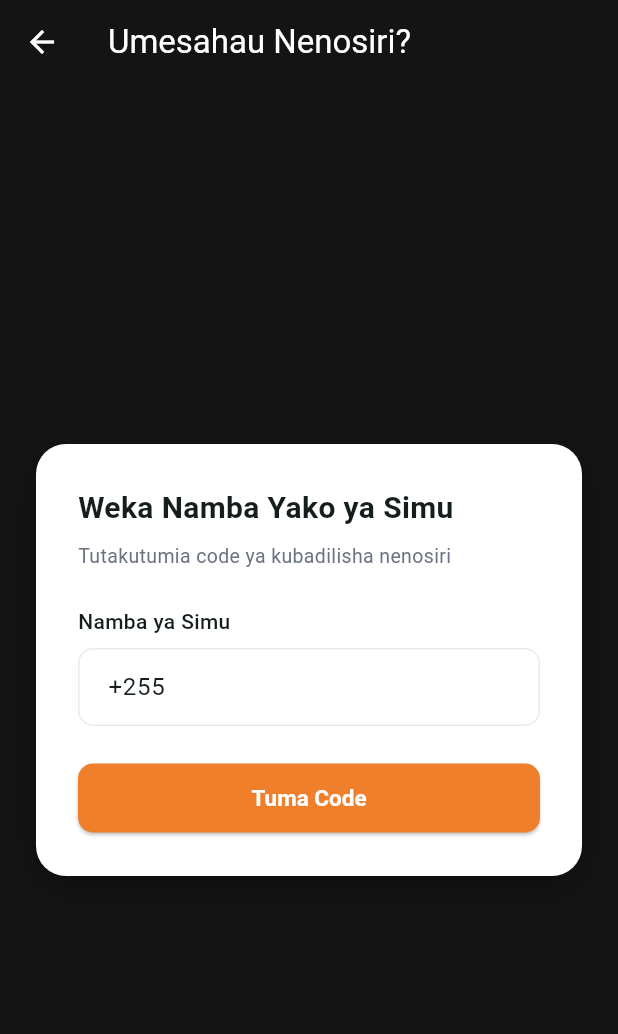
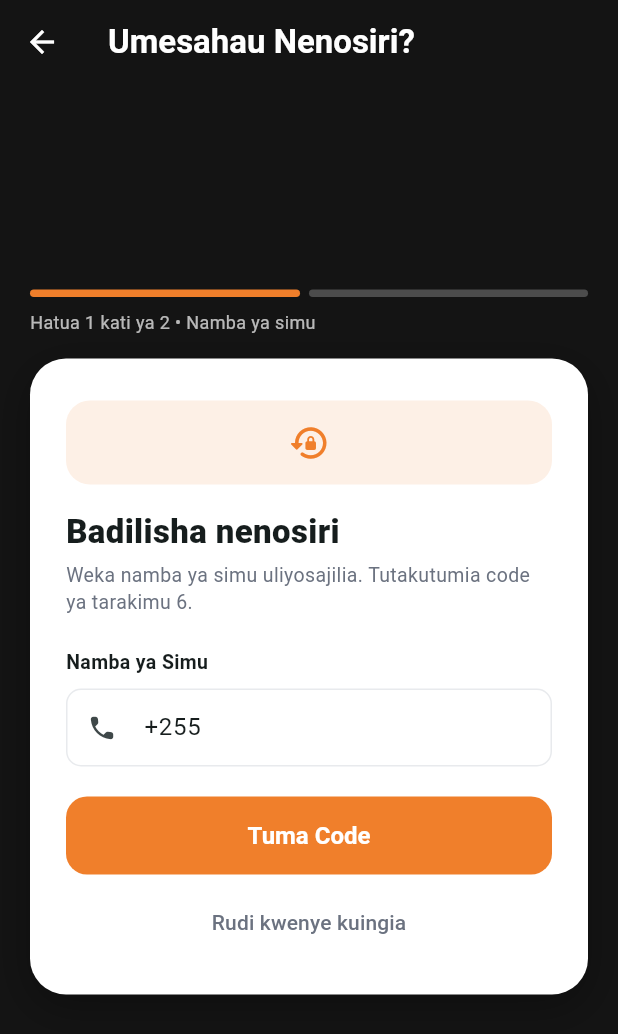
Before and after one commit to acmhubtz/DesignBora, a Flutter app: the screen it shows after launch, after a tap on "Umesahau Nenosiri?", on a phone screen of 412 x 824 dp. Shown: the top 1034 px of the screen. Run offline on Flutter 3.47's test engine with Material 3 defaults, Android fonts, the light colour scheme and no system bars; our stand-ins replace dio, file_picker, firebase_core, firebase_messaging, flutter_local_notifications, flutter_secure_storage and 2 more; missing offline and left inert: stomp_dart_client; accounts and stored records are empty.

Commit message:
Umesahau Nenosiri: muundo mpya + ulinzi wa majaribio na maombi ya code

```diff
--- a/mobile_app/lib/features/auth/forgot_password_screen.dart
+++ b/mobile_app/lib/features/auth/forgot_password_screen.dart
@@ -1,4 +1,7 @@
+import 'dart:async';
+
 import 'package:flutter/material.dart';
+import 'package:flutter/services.dart';
 
 import '../../core/api/api_client.dart';
 import '../../core/theme/app_colors.dart';
@@ -11,35 +14,56 @@ class ForgotPasswordScreen extends StatefulWidget {
 }
 
 class _ForgotPasswordScreenState extends State<ForgotPasswordScreen> {
+  static const _resendSeconds = 60;
+
   final ApiClient _apiClient = ApiClient();
-
   final _phoneController = TextEditingController(text: '+255');
   final _codeController = TextEditingController();
-  final _newPasswordController = TextEditingController();
+  final _passwordController = TextEditingController();
+  final _confirmController = TextEditingController();
 
   bool _codeRequested = false;
   bool _loading = false;
-  bool _obscurePassword = true;
-  String? _errorMessage;
+  bool _obscure = true;
+  String? _error;
+  int _secondsLeft = 0;
+  Timer? _timer;
 
   @override
   void dispose() {
+    _timer?.cancel();
     _phoneController.dispose();
     _codeController.dispose();
-    _newPasswordController.dispose();
+    _passwordController.dispose();
+    _confirmController.dispose();
     super.dispose();
   }
 
+  void _startCountdown() {
+    _timer?.cancel();
+    setState(() => _secondsLeft = _resendSeconds);
+    _timer = Timer.periodic(const Duration(seconds: 1), (timer) {
+      if (!mounted) return;
+      if (_secondsLeft <= 1) {
+        timer.cancel();
+        setState(() => _secondsLeft = 0);
+      } else {
+        setState(() => _secondsLeft--);
+      }
+    });
+  }
+
   Future<void> _requestCode() async {
+    FocusScope.of(context).unfocus();
     final phone = _phoneController.text.trim();
     if (phone.length < 10) {
-      setState(() => _errorMessage = 'Weka namba sahihi ya simu');
+      setState(() => _error = 'Weka namba sahihi ya simu');
       return;
     }
 
     setState(() {
       _loading = true;
-      _errorMessage = null;
+      _error = null;
     });
 
     try {
@@ -47,21 +71,21 @@ class _ForgotPasswordScreenState extends State<ForgotPasswordScreen> {
         '/auth/forgot-password',
         data: {'phone': phone},
       );
-
       if (!mounted) return;
 
       final devCode = response.data['data']?['devCode'];
-
       setState(() {
         _codeRequested = true;
         _loading = false;
+        _codeController.clear();
       });
+      _startCountdown();
 
-      if (devCode != null && mounted) {
+      if (devCode != null) {
         ScaffoldMessenger.of(context).showSnackBar(
           SnackBar(
             content: Text('(Majaribio) Code yako ni: $devCode'),
-            duration: const Duration(seconds: 8),
+            duration: const Duration(seconds: 10),
           ),
         );
       }
@@ -69,24 +93,29 @@ class _ForgotPasswordScreenState extends State<ForgotPasswordScreen> {
       if (!mounted) return;
       setState(() {
         _loading = false;
-        _errorMessage = _extractError(e);
+        _error = _extractError(e);
       });
     }
   }
 
   Future<void> _resetPassword() async {
-    if (_codeController.text.trim().isEmpty) {
-      setState(() => _errorMessage = 'Weka code uliyopokea');
+    FocusScope.of(context).unfocus();
+    if (_codeController.text.trim().length != 6) {
+      setState(() => _error = 'Weka code ya tarakimu 6 uliyopokea');
       return;
     }
-    if (_newPasswordController.text.length < 6) {
-      setState(() => _errorMessage = 'Nenosiri jipya liwe angalau herufi 6');
+    if (_passwordController.text.length < 6) {
+      setState(() => _error = 'Nenosiri jipya liwe angalau herufi 6');
+      return;
+    }
+    if (_passwordController.text != _confirmController.text) {
+      setState(() => _error = 'Manenosiri hayafanani');
       return;
     }
 
     setState(() {
       _loading = true;
-      _errorMessage = null;
+      _error = null;
     });
 
     try {
@@ -95,18 +124,16 @@ class _ForgotPasswordScreenState extends State<ForgotPasswordScreen> {
         data: {
           'phone': _phoneController.text.trim(),
           'code': _codeController.text.trim(),
-          'newPassword': _newPasswordController.text,
+          'newPassword': _passwordController.text,
         },
       );
-
       if (!mounted) return;
-      setState(() => _loading = false);
-
       ScaffoldMessenger.of(context).showSnackBar(
         const SnackBar(
           content: Text(
-            'Nenosiri limebadilishwa! Sasa ingia na nenosiri jipya.',
+            'Nenosiri limebadilishwa! Sasa ingia kwa nenosiri jipya.',
           ),
+          backgroundColor: AppColors.statusCompleted,
         ),
       );
       Navigator.pop(context);
@@ -114,7 +141,7 @@ class _ForgotPasswordScreenState extends State<ForgotPasswordScreen> {
       if (!mounted) return;
       setState(() {
         _loading = false;
-        _errorMessage = _extractError(e);
+        _error = _extractError(e);
       });
     }
   }
@@ -126,7 +153,7 @@ class _ForgotPasswordScreenState extends State<ForgotPasswordScreen> {
         return data['message'].toString();
       }
     } catch (_) {}
-    return 'Hitilafu imetokea. Jaribu tena.';
+    return 'Hitilafu imetokea. Angalia mtandao na ujaribu tena.';
   }
 
   @override
@@ -139,20 +166,24 @@ class _ForgotPasswordScreenState extends State<ForgotPasswordScreen> {
         iconTheme: const IconThemeData(color: Colors.white),
         title: const Text(
           'Umesahau Nenosiri?',
-          style: TextStyle(color: Colors.white),
+          style: TextStyle(color: Colors.white, fontWeight: FontWeight.w700),
         ),
       ),
       body: SafeArea(
         child: Center(
           child: SingleChildScrollView(
-            padding: const EdgeInsets.all(24),
+            padding: const EdgeInsets.fromLTRB(20, 8, 20, 32),
             child: ConstrainedBox(
               constraints: const BoxConstraints(maxWidth: 420),
-              child: Container(
-                padding: const EdgeInsets.all(28),
+              child: Column(
+                children: [
+                  _StepIndicator(step: _codeRequested ? 2 : 1),
+                  const SizedBox(height: 16),
+                  Container(
+                    padding: const EdgeInsets.fromLTRB(24, 28, 24, 24),
                     decoration: BoxDecoration(
                       color: AppColors.authCard,
-                  borderRadius: BorderRadius.circular(20),
+                      borderRadius: BorderRadius.circular(24),
                       boxShadow: [
                         BoxShadow(
                           color: Colors.black.withValues(alpha: 0.3),
@@ -161,125 +192,17 @@ class _ForgotPasswordScreenState extends State<ForgotPasswordScreen> {
                         ),
                       ],
                     ),
-                child: Column(
-                  crossAxisAlignment: CrossAxisAlignment.stretch,
-                  children: [
-                    Text(
-                      _codeRequested
-                          ? 'Weka Code na Nenosiri Jipya'
-                          : 'Weka Namba Yako ya Simu',
-                      style: const TextStyle(
-                        fontSize: 20,
-                        fontWeight: FontWeight.bold,
-                      ),
-                    ),
-                    const SizedBox(height: 8),
-                    Text(
-                      _codeRequested
-                          ? 'Tumekutumia code kwa SMS (au angalia arifa hapo juu kwa majaribio)'
-                          : 'Tutakutumia code ya kubadilisha nenosiri',
-                      style: const TextStyle(
-                        color: AppColors.textSecondary,
-                        fontSize: 13,
-                      ),
-                    ),
-                    const SizedBox(height: 24),
-
-                    const Text(
-                      'Namba ya Simu',
-                      style: TextStyle(fontWeight: FontWeight.w500),
-                    ),
-                    const SizedBox(height: 8),
-                    TextField(
-                      controller: _phoneController,
-                      keyboardType: TextInputType.phone,
-                      enabled: !_codeRequested,
-                      decoration: const InputDecoration(
-                        hintText: '+255 712 345 678',
-                      ),
-                    ),
-
-                    if (_codeRequested) ...[
-                      const SizedBox(height: 16),
-                      const Text(
-                        'Code',
-                        style: TextStyle(fontWeight: FontWeight.w500),
-                      ),
-                      const SizedBox(height: 8),
-                      TextField(
-                        controller: _codeController,
-                        keyboardType: TextInputType.number,
-                        decoration: const InputDecoration(hintText: '123456'),
-                      ),
-                      const SizedBox(height: 16),
-                      const Text(
-                        'Nenosiri Jipya',
-                        style: TextStyle(fontWeight: FontWeight.w500),
-                      ),
-                      const SizedBox(height: 8),
-                      TextField(
-                        controller: _newPasswordController,
-                        obscureText: _obscurePassword,
-                        decoration: InputDecoration(
-                          hintText: '••••••••',
-                          suffixIcon: IconButton(
-                            icon: Icon(
-                              _obscurePassword
-                                  ? Icons.visibility_off_outlined
-                                  : Icons.visibility_outlined,
-                            ),
-                            onPressed: () => setState(
-                              () => _obscurePassword = !_obscurePassword,
-                            ),
+                    child: AnimatedSwitcher(
+                      duration: const Duration(milliseconds: 250),
+                      child: KeyedSubtree(
+                        key: ValueKey(_codeRequested),
+                        child: _codeRequested
+                            ? _buildResetStep()
+                            : _buildPhoneStep(),
                       ),
                     ),
                   ),
                 ],
-
-                    if (_errorMessage != null) ...[
-                      const SizedBox(height: 12),
-                      Text(
-                        _errorMessage!,
-                        style: const TextStyle(color: Colors.red, fontSize: 13),
-                      ),
-                    ],
-
-                    const SizedBox(height: 24),
-                    ElevatedButton(
-                      onPressed: _loading
-                          ? null
-                          : (_codeRequested ? _resetPassword : _requestCode),
-                      child: _loading
-                          ? const SizedBox(
-                              height: 20,
-                              width: 20,
-                              child: CircularProgressIndicator(
-                                strokeWidth: 2,
-                                color: Colors.white,
-                              ),
-                            )
-                          : Text(
-                              _codeRequested
-                                  ? 'Badilisha Nenosiri'
-                                  : 'Tuma Code',
-                            ),
-                    ),
-
-                    if (_codeRequested) ...[
-                      const SizedBox(height: 12),
-                      TextButton(
-                        onPressed: _loading
-                            ? null
-                            : () => setState(() {
-                                _codeRequested = false;
-                                _codeController.clear();
-                                _errorMessage = null;
-                              }),
-                        child: const Text('Badilisha namba ya simu'),
-                      ),
-                    ],
-                  ],
-                ),
               ),
             ),
           ),
@@ -287,4 +210,307 @@ class _ForgotPasswordScreenState extends State<ForgotPasswordScreen> {
       ),
     );
   }
+
+  Widget _buildPhoneStep() {
+    return Column(
+      crossAxisAlignment: CrossAxisAlignment.stretch,
+      children: [
+        Container(
+          width: 56,
+          height: 56,
+          alignment: Alignment.center,
+          decoration: BoxDecoration(
+            color: AppColors.accent.withValues(alpha: 0.12),
+            borderRadius: BorderRadius.circular(16),
+          ),
+          child: const Icon(
+            Icons.lock_reset_rounded,
+            color: AppColors.accent,
+            size: 28,
+          ),
+        ),
+        const SizedBox(height: 16),
+        const Text(
+          'Badilisha nenosiri',
+          style: TextStyle(fontSize: 22, fontWeight: FontWeight.w800),
+        ),
+        const SizedBox(height: 4),
+        const Text(
+          'Weka namba ya simu uliyosajilia. Tutakutumia code ya tarakimu 6.',
+          style: TextStyle(
+            fontSize: 13,
+            color: AppColors.textSecondary,
+            height: 1.4,
+          ),
+        ),
+        const SizedBox(height: 22),
+        const _Label('Namba ya Simu'),
+        TextField(
+          controller: _phoneController,
+          keyboardType: TextInputType.phone,
+          enabled: !_loading,
+          onSubmitted: (_) => _requestCode(),
+          decoration: const InputDecoration(
+            hintText: '+255 712 345 678',
+            prefixIcon: Icon(Icons.phone_rounded, size: 20),
+          ),
+        ),
+        _buildError(),
+        const SizedBox(height: 20),
+        _PrimaryButton(
+          label: 'Tuma Code',
+          loading: _loading,
+          onPressed: _requestCode,
+        ),
+        const SizedBox(height: 8),
+        TextButton(
+          onPressed: _loading ? null : () => Navigator.pop(context),
+          child: const Text(
+            'Rudi kwenye kuingia',
+            style: TextStyle(color: AppColors.textSecondary),
+          ),
+        ),
+      ],
+    );
   }
+
+  Widget _buildResetStep() {
+    return Column(
+      crossAxisAlignment: CrossAxisAlignment.stretch,
+      children: [
+        const Text(
+          'Weka code na nenosiri jipya',
+          style: TextStyle(fontSize: 20, fontWeight: FontWeight.w800),
+        ),
+        const SizedBox(height: 4),
+        Text(
+          'Tumetuma code kwenda ${_phoneController.text.trim()}',
+          style: const TextStyle(fontSize: 13, color: AppColors.textSecondary),
+        ),
+        const SizedBox(height: 20),
+        TextField(
+          controller: _codeController,
+          enabled: !_loading,
+          autofocus: true,
+          keyboardType: TextInputType.number,
+          textAlign: TextAlign.center,
+          maxLength: 6,
+          inputFormatters: [FilteringTextInputFormatter.digitsOnly],
+          style: const TextStyle(
+            fontSize: 26,
+            fontWeight: FontWeight.w800,
+            letterSpacing: 10,
+          ),
+          decoration: const InputDecoration(
+            hintText: '000000',
+            counterText: '',
+          ),
+        ),
+        const SizedBox(height: 4),
+        Align(
+          alignment: Alignment.center,
+          child: _secondsLeft > 0
+              ? Text(
+                  'Tuma code tena baada ya sekunde $_secondsLeft',
+                  style: const TextStyle(
+                    fontSize: 12,
+                    color: AppColors.textMuted,
+                  ),
+                )
+              : TextButton(
+                  onPressed: _loading ? null : _requestCode,
+                  child: const Text(
+                    'Tuma code tena',
+                    style: TextStyle(fontWeight: FontWeight.w700),
+                  ),
+                ),
+        ),
+        const SizedBox(height: 12),
+        const _Label('Nenosiri Jipya'),
+        TextField(
+          controller: _passwordController,
+          enabled: !_loading,
+          obscureText: _obscure,
+          decoration: InputDecoration(
+            hintText: 'Angalau herufi 6',
+            prefixIcon: const Icon(Icons.lock_rounded, size: 20),
+            suffixIcon: IconButton(
+              icon: Icon(
+                _obscure
+                    ? Icons.visibility_off_outlined
+                    : Icons.visibility_outlined,
+              ),
+              onPressed: () => setState(() => _obscure = !_obscure),
+            ),
+          ),
+        ),
+        const SizedBox(height: 14),
+        const _Label('Rudia Nenosiri Jipya'),
+        TextField(
+          controller: _confirmController,
+          enabled: !_loading,
+          obscureText: _obscure,
+          onSubmitted: (_) => _resetPassword(),
+          decoration: const InputDecoration(
+            prefixIcon: Icon(Icons.lock_outline_rounded, size: 20),
+          ),
+        ),
+        _buildError(),
+        const SizedBox(height: 20),
+        _PrimaryButton(
+          label: 'Badilisha Nenosiri',
+          loading: _loading,
+          onPressed: _resetPassword,
+        ),
+        const SizedBox(height: 8),
+        TextButton(
+          onPressed: _loading
+              ? null
+              : () {
+                  _timer?.cancel();
+                  setState(() {
+                    _codeRequested = false;
+                    _secondsLeft = 0;
+                    _error = null;
+                    _codeController.clear();
+                  });
+                },
+          child: const Text(
+            'Badilisha namba ya simu',
+            style: TextStyle(color: AppColors.textSecondary),
+          ),
+        ),
+      ],
+    );
+  }
+
+  Widget _buildError() {
+    if (_error == null) return const SizedBox.shrink();
+    return Padding(
+      padding: const EdgeInsets.only(top: 14),
+      child: Container(
+        padding: const EdgeInsets.all(12),
+        decoration: BoxDecoration(
+          color: Colors.red.withValues(alpha: 0.08),
+          borderRadius: BorderRadius.circular(12),
+        ),
+        child: Row(
+          children: [
+            const Icon(
+              Icons.error_outline_rounded,
+              color: Colors.red,
+              size: 18,
+            ),
+            const SizedBox(width: 8),
+            Expanded(
+              child: Text(
+                _error!,
+                style: const TextStyle(color: Colors.red, fontSize: 13),
+              ),
+            ),
+          ],
+        ),
+      ),
+    );
+  }
+}
+
+class _StepIndicator extends StatelessWidget {
+  final int step;
+  const _StepIndicator({required this.step});
+
+  @override
+  Widget build(BuildContext context) {
+    return Column(
+      children: [
+        Row(
+          children: List.generate(2, (i) {
+            return Expanded(
+              child: AnimatedContainer(
+                duration: const Duration(milliseconds: 250),
+                height: 5,
+                margin: EdgeInsets.only(right: i == 0 ? 6 : 0),
+                decoration: BoxDecoration(
+                  color: i < step ? AppColors.accent : Colors.white24,
+                  borderRadius: BorderRadius.circular(3),
+                ),
+              ),
+            );
+          }),
+        ),
+        const SizedBox(height: 8),
+        Align(
+          alignment: Alignment.centerLeft,
+          child: Text(
+            step == 1
+                ? 'Hatua 1 kati ya 2 • Namba ya simu'
+                : 'Hatua 2 kati ya 2 • Code na nenosiri jipya',
+            style: const TextStyle(fontSize: 12, color: Colors.white70),
+          ),
+        ),
+      ],
+    );
+  }
+}
+
+class _PrimaryButton extends StatelessWidget {
+  final String label;
+  final bool loading;
+  final VoidCallback onPressed;
+
+  const _PrimaryButton({
+    required this.label,
+    required this.loading,
+    required this.onPressed,
+  });
+
+  @override
+  Widget build(BuildContext context) {
+    return SizedBox(
+      height: 52,
+      child: ElevatedButton(
+        style: ElevatedButton.styleFrom(
+          backgroundColor: AppColors.accent,
+          foregroundColor: Colors.white,
+          elevation: 0,
+          shape: RoundedRectangleBorder(
+            borderRadius: BorderRadius.circular(14),
+          ),
+        ),
+        onPressed: loading ? null : onPressed,
+        child: loading
+            ? const SizedBox(
+                width: 22,
+                height: 22,
+                child: CircularProgressIndicator(
+                  strokeWidth: 2.5,
+                  color: Colors.white,
+                ),
+              )
+            : Text(
+                label,
+                style: const TextStyle(
+                  fontSize: 16,
+                  fontWeight: FontWeight.w700,
+                ),
+              ),
+      ),
+    );
+  }
+}
+
+class _Label extends StatelessWidget {
+  final String text;
+  const _Label(this.text);
+
+  @override
+  Widget build(BuildContext context) {
+    return Padding(
+      padding: const EdgeInsets.only(bottom: 8),
+      child: Text(
+        text,
+        style: const TextStyle(fontWeight: FontWeight.w600, fontSize: 13),
+      ),
+    );
+  }
+}
```
Also changed, not shown: 3 other files. Lines whose indentation alone changed are shown as unchanged.
